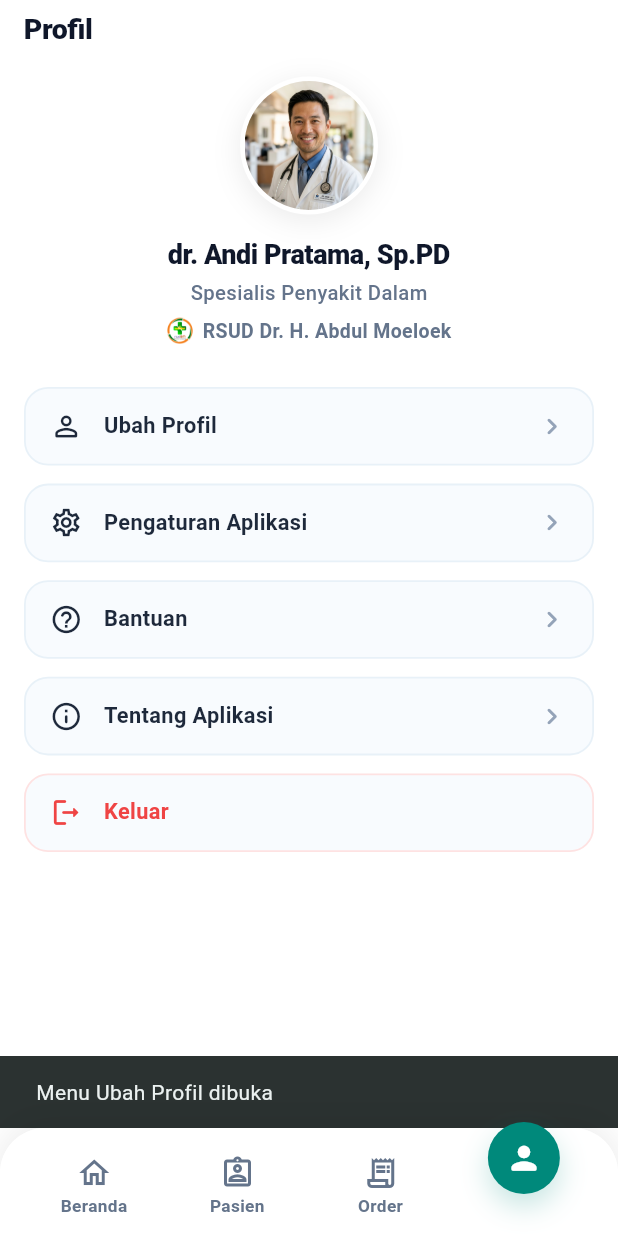
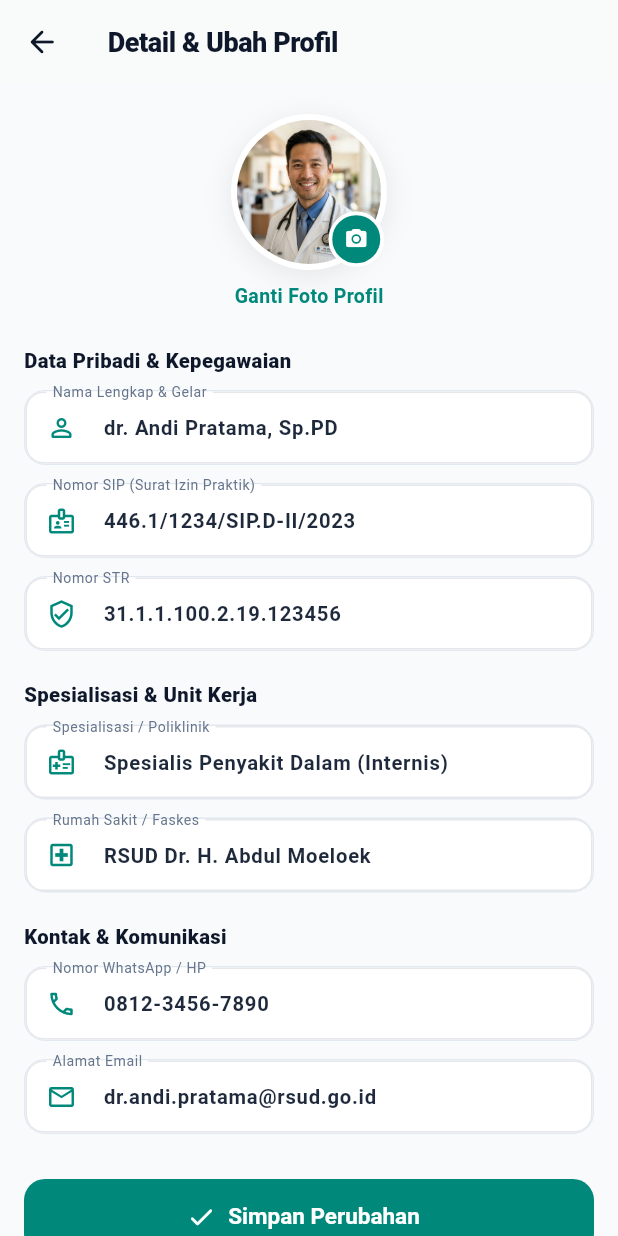
Before and after one commit to hanip-pixel/app_doktor, a Flutter app: the screen it shows after launch, item 4 of the bottom bar chosen, after a tap on "Ubah Profil", on a phone screen of 412 x 824 dp. Run offline on Flutter 3.47's test engine with Material 3 defaults, Android fonts, the phone set to English and light mode, and no system bars.

Commit message:
perubahan di profil

```diff
--- /dev/null
+++ b/lib/features/profile/screens/edit_profile_screen.dart
@@ -0,0 +1,438 @@
+import 'package:flutter/material.dart';
+
+class EditProfileScreen extends StatefulWidget {
+  const EditProfileScreen({super.key});
+
+  @override
+  State<EditProfileScreen> createState() => _EditProfileScreenState();
+}
+
+class _EditProfileScreenState extends State<EditProfileScreen> {
+  // Controller Form Profil
+  late TextEditingController _nameController;
+  late TextEditingController _sipController;
+  late TextEditingController _strController;
+  late TextEditingController _specialtyController;
+  late TextEditingController _hospitalController;
+  late TextEditingController _phoneController;
+  late TextEditingController _emailController;
+
+  // State Foto Profil (Bisa diganti dengan preset avatar atau custom)
+  IconData? _selectedAvatarIcon;
+  String _avatarImagePath = 'assets/images/doctor_avatar.jpg';
+
+  @override
+  void initState() {
+    super.initState();
+    _nameController = TextEditingController(text: 'dr. Andi Pratama, Sp.PD');
+    _sipController = TextEditingController(text: '446.1/1234/SIP.D-II/2023');
+    _strController = TextEditingController(text: '31.1.1.100.2.19.123456');
+    _specialtyController = TextEditingController(text: 'Spesialis Penyakit Dalam (Internis)');
+    _hospitalController = TextEditingController(text: 'RSUD Dr. H. Abdul Moeloek');
+    _phoneController = TextEditingController(text: '0812-3456-7890');
+    _emailController = TextEditingController(text: 'dr.andi.pratama@rsud.go.id');
+  }
+
+  @override
+  void dispose() {
+    _nameController.dispose();
+    _sipController.dispose();
+    _strController.dispose();
+    _specialtyController.dispose();
+    _hospitalController.dispose();
+    _phoneController.dispose();
+    _emailController.dispose();
+    super.dispose();
+  }
+
+  // Modal Pilihan Ganti Foto Profil
+  void _showChangePhotoModal() {
+    showModalBottomSheet(
+      context: context,
+      backgroundColor: Colors.white,
+      shape: const RoundedRectangleBorder(
+        borderRadius: BorderRadius.vertical(top: Radius.circular(20)),
+      ),
+      builder: (ctx) => Padding(
+        padding: const EdgeInsets.fromLTRB(16, 16, 16, 24),
+        child: Column(
+          mainAxisSize: MainAxisSize.min,
+          crossAxisAlignment: CrossAxisAlignment.start,
+          children: [
+            // Handle bar
+            Center(
+              child: Container(
+                width: 36,
+                height: 4,
+                margin: const EdgeInsets.only(bottom: 16),
+                decoration: BoxDecoration(
+                  color: const Color(0xFFCBD5E1),
+                  borderRadius: BorderRadius.circular(2),
+                ),
+              ),
+            ),
+            const Text(
+              'Ganti Foto Profil',
+              style: TextStyle(
+                fontSize: 16,
+                fontWeight: FontWeight.bold,
+                color: Color(0xFF0F172A),
+              ),
+            ),
+            const SizedBox(height: 14),
+
+            // Pilihan 1: Kamera
+            ListTile(
+              leading: Container(
+                padding: const EdgeInsets.all(8),
+                decoration: BoxDecoration(
+                  color: const Color(0xFFE0F2FE),
+                  borderRadius: BorderRadius.circular(8),
+                ),
+                child: const Icon(Icons.camera_alt_rounded, color: Color(0xFF0284C7)),
+              ),
+              title: const Text('Ambil Foto dari Kamera', style: TextStyle(fontWeight: FontWeight.w600, fontSize: 13.5)),
+              onTap: () {
+                Navigator.pop(ctx);
+                ScaffoldMessenger.of(context).showSnackBar(
+                  const SnackBar(
+                    content: Text('Membuka Kamera...'),
+                    backgroundColor: Color(0xFF00897B),
+                  ),
+                );
+              },
+            ),
+
+            // Pilihan 2: Galeri
+            ListTile(
+              leading: Container(
+                padding: const EdgeInsets.all(8),
+                decoration: BoxDecoration(
+                  color: const Color(0xFFF3E8FF),
+                  borderRadius: BorderRadius.circular(8),
+                ),
+                child: const Icon(Icons.photo_library_rounded, color: Color(0xFF9333EA)),
+              ),
+              title: const Text('Pilih dari Galeri HP', style: TextStyle(fontWeight: FontWeight.w600, fontSize: 13.5)),
+              onTap: () {
+                Navigator.pop(ctx);
+                ScaffoldMessenger.of(context).showSnackBar(
+                  const SnackBar(
+                    content: Text('Membuka Galeri Foto...'),
+                    backgroundColor: Color(0xFF00897B),
+                  ),
+                );
+              },
+            ),
+
+            // Pilihan 3: Pilih Karakter Avatar Siap Pakai
+            ListTile(
+              leading: Container(
+                padding: const EdgeInsets.all(8),
+                decoration: BoxDecoration(
+                  color: const Color(0xFFE0F2F1),
+                  borderRadius: BorderRadius.circular(8),
+                ),
+                child: const Icon(Icons.face_retouching_natural_rounded, color: Color(0xFF00897B)),
+              ),
+              title: const Text('Pilih Karakter Avatar Dokter', style: TextStyle(fontWeight: FontWeight.w600, fontSize: 13.5)),
+              onTap: () {
+                Navigator.pop(ctx);
+                _showAvatarPicker();
+              },
+            ),
+
+            // Pilihan 4: Hapus Foto / Gunakan Icon Default
+            ListTile(
+              leading: Container(
+                padding: const EdgeInsets.all(8),
+                decoration: BoxDecoration(
+                  color: const Color(0xFFFFE4E6),
+                  borderRadius: BorderRadius.circular(8),
+                ),
+                child: const Icon(Icons.delete_outline_rounded, color: Color(0xFFE11D48)),
+              ),
+              title: const Text('Gunakan Ikon Default', style: TextStyle(fontWeight: FontWeight.w600, fontSize: 13.5, color: Color(0xFFE11D48))),
+              onTap: () {
+                Navigator.pop(ctx);
+                setState(() {
+                  _selectedAvatarIcon = Icons.person;
+                });
+                ScaffoldMessenger.of(context).showSnackBar(
+                  const SnackBar(content: Text('Foto profil di-reset ke ikon default')),
+                );
+              },
+            ),
+          ],
+        ),
+      ),
+    );
+  }
+
+  // Dialog Pemilihan Avatar Bawaan
+  void _showAvatarPicker() {
+    final avatars = [
+      {'icon': Icons.medical_services_rounded, 'name': 'Dokter 1'},
+      {'icon': Icons.health_and_safety_rounded, 'name': 'Dokter 2'},
+      {'icon': Icons.account_circle_rounded, 'name': 'Dokter 3'},
+      {'icon': Icons.support_agent_rounded, 'name': 'Dokter 4'},
+    ];
+
+    showDialog(
+      context: context,
+      builder: (ctx) => AlertDialog(
+        shape: RoundedRectangleBorder(borderRadius: BorderRadius.circular(16)),
+        title: const Text('Pilih Karakter Avatar', style: TextStyle(fontSize: 16, fontWeight: FontWeight.bold)),
+        content: Row(
+          mainAxisAlignment: MainAxisAlignment.spaceEvenly,
+          children: avatars.map((av) {
+            final icon = av['icon'] as IconData;
+            return GestureDetector(
+              onTap: () {
+                setState(() {
+                  _selectedAvatarIcon = icon;
+                });
+                Navigator.pop(ctx);
+              },
+              child: CircleAvatar(
+                radius: 26,
+                backgroundColor: const Color(0xFFE0F2F1),
+                child: Icon(icon, color: const Color(0xFF00897B), size: 28),
+              ),
+            );
+          }).toList(),
+        ),
+      ),
+    );
+  }
+
+  @override
+  Widget build(BuildContext context) {
+    return Scaffold(
+      backgroundColor: const Color(0xFFF8FAFC),
+      appBar: AppBar(
+        backgroundColor: Colors.white,
+        elevation: 0.5,
+        leading: IconButton(
+          icon: const Icon(Icons.arrow_back_rounded, color: Color(0xFF0F172A)),
+          onPressed: () => Navigator.pop(context),
+        ),
+        title: const Text(
+          'Detail & Ubah Profil',
+          style: TextStyle(
+            fontSize: 18,
+            fontWeight: FontWeight.w800,
+            color: Color(0xFF0F172A),
+            letterSpacing: -0.3,
+          ),
+        ),
+      ),
+      body: SingleChildScrollView(
+        physics: const BouncingScrollPhysics(),
+        padding: const EdgeInsets.fromLTRB(16, 20, 16, 32),
+        child: Column(
+          crossAxisAlignment: CrossAxisAlignment.center,
+          children: [
+            // ==========================================
+            // FOTO PROFIL DOKTER DENGAN TOMBOL GANTI
+            // ==========================================
+            Center(
+              child: Stack(
+                children: [
+                  Container(
+                    padding: const EdgeInsets.all(4),
+                    decoration: BoxDecoration(
+                      color: Colors.white,
+                      shape: BoxShape.circle,
+                      boxShadow: [
+                        BoxShadow(
+                          color: Colors.black.withValues(alpha: 0.08),
+                          blurRadius: 16,
+                          offset: const Offset(0, 4),
+                        ),
+                      ],
+                    ),
+                    child: ClipOval(
+                      child: _selectedAvatarIcon != null
+                          ? Container(
+                              width: 96,
+                              height: 96,
+                              color: const Color(0xFFE0F2F1),
+                              child: Icon(
+                                _selectedAvatarIcon,
+                                color: const Color(0xFF00897B),
+                                size: 52,
+                              ),
+                            )
+                          : Image.asset(
+                              _avatarImagePath,
+                              width: 96,
+                              height: 96,
+                              fit: BoxFit.cover,
+                              errorBuilder: (context, error, stackTrace) =>
+                                  Container(
+                                width: 96,
+                                height: 96,
+                                color: const Color(0xFFE0F2F1),
+                                child: const Icon(
+                                  Icons.person,
+                                  color: Color(0xFF00897B),
+                                  size: 52,
+                                ),
+                              ),
+                            ),
+                    ),
+                  ),
+                  // Tombol Kamera Mini di Pojok Kanan Bawah
+                  Positioned(
+                    bottom: 2,
+                    right: 2,
+                    child: GestureDetector(
+                      onTap: _showChangePhotoModal,
+                      child: Container(
+                        padding: const EdgeInsets.all(8),
+                        decoration: BoxDecoration(
+                          color: const Color(0xFF00897B),
+                          shape: BoxShape.circle,
+                          border: Border.all(color: Colors.white, width: 2.5),
+                        ),
+                        child: const Icon(
+                          Icons.camera_alt_rounded,
+                          color: Colors.white,
+                          size: 16,
+                        ),
+                      ),
+                    ),
+                  ),
+                ],
+              ),
+            ),
+            const SizedBox(height: 8),
+
+            // Text Tombol Ganti Foto
+            GestureDetector(
+              onTap: _showChangePhotoModal,
+              child: const Text(
+                'Ganti Foto Profil',
+                style: TextStyle(
+                  fontSize: 13,
+                  fontWeight: FontWeight.w700,
+                  color: Color(0xFF00897B),
+                ),
+              ),
+            ),
+            const SizedBox(height: 24),
+
+            // ==========================================
+            // FORM INFORMASI PROFIL DOKTER
+            // ==========================================
+            _buildSectionHeader('Data Pribadi & Kepegawaian'),
+            const SizedBox(height: 10),
+            _buildInputField('Nama Lengkap & Gelar', _nameController, Icons.person_outline_rounded),
+            const SizedBox(height: 12),
+            _buildInputField('Nomor SIP (Surat Izin Praktik)', _sipController, Icons.badge_outlined),
+            const SizedBox(height: 12),
+            _buildInputField('Nomor STR', _strController, Icons.verified_user_outlined),
+            const SizedBox(height: 20),
+
+            _buildSectionHeader('Spesialisasi & Unit Kerja'),
+            const SizedBox(height: 10),
+            _buildInputField('Spesialisasi / Poliklinik', _specialtyController, Icons.medical_information_outlined),
+            const SizedBox(height: 12),
+            _buildInputField('Rumah Sakit / Faskes', _hospitalController, Icons.local_hospital_outlined),
+            const SizedBox(height: 20),
+
+            _buildSectionHeader('Kontak & Komunikasi'),
+            const SizedBox(height: 10),
+            _buildInputField('Nomor WhatsApp / HP', _phoneController, Icons.phone_outlined, keyboardType: TextInputType.phone),
+            const SizedBox(height: 12),
+            _buildInputField('Alamat Email', _emailController, Icons.email_outlined, keyboardType: TextInputType.emailAddress),
+            const SizedBox(height: 30),
+
+            // Tombol Simpan Perubahan
+            SizedBox(
+              width: double.infinity,
+              height: 50,
+              child: ElevatedButton.icon(
+                onPressed: () {
+                  ScaffoldMessenger.of(context).showSnackBar(
+                    const SnackBar(
+                      content: Text('Perubahan profil berhasil disimpan!'),
+                      backgroundColor: Color(0xFF00897B),
+                      duration: Duration(seconds: 2),
+                    ),
+                  );
+                  Navigator.pop(context);
+                },
+                icon: const Icon(Icons.check_rounded, size: 20),
+                label: const Text(
+                  'Simpan Perubahan',
+                  style: TextStyle(
+                    fontSize: 15,
+                    fontWeight: FontWeight.w700,
+                  ),
+                ),
+                style: ElevatedButton.styleFrom(
+                  backgroundColor: const Color(0xFF00897B),
+                  foregroundColor: Colors.white,
+                  shape: RoundedRectangleBorder(
+                    borderRadius: BorderRadius.circular(14),
+                  ),
+                  elevation: 0,
+                ),
+              ),
+            ),
+          ],
+        ),
+      ),
+    );
+  }
+
+  Widget _buildSectionHeader(String title) {
+    return Align(
+      alignment: Alignment.centerLeft,
+      child: Text(
+        title,
+        style: const TextStyle(
+          fontSize: 13.5,
+          fontWeight: FontWeight.w800,
+          color: Color(0xFF0F172A),
+        ),
+      ),
+    );
+  }
+
+  Widget _buildInputField(
+    String label,
+    TextEditingController controller,
+    IconData icon, {
+    TextInputType keyboardType = TextInputType.text,
+  }) {
+    return Container(
+      decoration: BoxDecoration(
+        color: Colors.white,
+        borderRadius: BorderRadius.circular(14),
+        border: Border.all(color: const Color(0xFFE2E8F0)),
+      ),
+      child: TextField(
+        controller: controller,
+        keyboardType: keyboardType,
+        style: const TextStyle(
+          fontSize: 13.5,
+          fontWeight: FontWeight.w600,
+          color: Color(0xFF1E293B),
+        ),
+        decoration: InputDecoration(
+          labelText: label,
+          labelStyle: const TextStyle(
+            fontSize: 12.5,
+            color: Color(0xFF64748B),
+          ),
+          prefixIcon: Icon(icon, color: const Color(0xFF00897B), size: 20),
+          border: InputBorder.none,
+          contentPadding: const EdgeInsets.symmetric(horizontal: 14, vertical: 12),
+        ),
+      ),
+    );
+  }
+}
--- a/lib/features/profile/screens/profile_screen.dart
+++ b/lib/features/profile/screens/profile_screen.dart
@@ -1,4 +1,5 @@
 import 'package:flutter/material.dart';
+import 'edit_profile_screen.dart';
 
 class ProfileScreen extends StatelessWidget {
   const ProfileScreen({super.key});
@@ -114,10 +115,10 @@ class ProfileScreen extends StatelessWidget {
                             fit: BoxFit.contain,
                             errorBuilder: (context, error, stackTrace) =>
                                 const Icon(
-                              Icons.local_hospital_rounded,
-                              size: 16,
-                              color: Color(0xFF00897B),
-                            ),
+                                  Icons.local_hospital_rounded,
+                                  size: 16,
+                                  color: Color(0xFF00897B),
+                                ),
                           ),
                         ),
                         const SizedBox(width: 6),
@@ -139,10 +140,10 @@ class ProfileScreen extends StatelessWidget {
                       icon: Icons.person_outline_rounded,
                       title: 'Ubah Profil',
                       onTap: () {
-                        ScaffoldMessenger.of(context).showSnackBar(
-                          const SnackBar(
-                            content: Text('Menu Ubah Profil dibuka'),
-                            duration: Duration(seconds: 1),
+                        Navigator.push(
+                          context,
+                          MaterialPageRoute(
+                            builder: (_) => const EditProfileScreen(),
                           ),
                         );
                       },
@@ -212,8 +213,7 @@ class ProfileScreen extends StatelessWidget {
     required VoidCallback onTap,
     bool isDanger = false,
   }) {
-    final color =
-        isDanger ? const Color(0xFFEF4444) : const Color(0xFF1E293B);
+    final color = isDanger ? const Color(0xFFEF4444) : const Color(0xFF1E293B);
 
     return Container(
       margin: const EdgeInsets.only(bottom: 12),
@@ -221,9 +221,7 @@ class ProfileScreen extends StatelessWidget {
         color: const Color(0xFFF8FBFE),
         borderRadius: BorderRadius.circular(16),
         border: Border.all(
-          color: isDanger
-              ? const Color(0xFFFEE2E2)
-              : const Color(0xFFE8F1F8),
+          color: isDanger ? const Color(0xFFFEE2E2) : const Color(0xFFE8F1F8),
           width: 1.2,
         ),
       ),
@@ -236,11 +234,7 @@ class ProfileScreen extends StatelessWidget {
             padding: const EdgeInsets.symmetric(horizontal: 16, vertical: 14),
             child: Row(
               children: [
-                Icon(
-                  icon,
-                  color: color,
-                  size: 22,
-                ),
+                Icon(icon, color: color, size: 22),
                 const SizedBox(width: 14),
                 Expanded(
                   child: Text(
```
